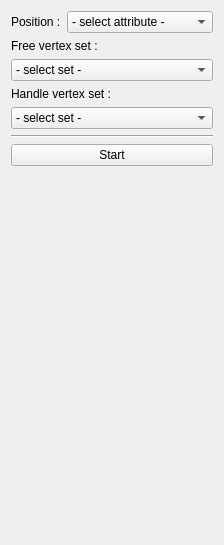
First picture: the form in schnapps/plugins/surface_deformation/surface_deformation.ui, repository cgogn/SCHNApps, before the edit.
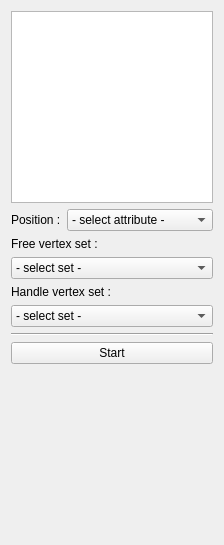
Second picture: the form after the edit.

Commit message: surface deformation

Patch:
```diff
--- a/schnapps/plugins/surface_deformation/surface_deformation.ui
+++ b/schnapps/plugins/surface_deformation/surface_deformation.ui
@@ -14,7 +14,7 @@
    <string>Form</string>
   </property>
   <layout class="QGridLayout" name="gridLayout">
-   <item row="0" column="1">
+   <item row="1" column="1">
     <widget class="QComboBox" name="combo_positionAttribute">
      <property name="sizePolicy">
       <sizepolicy hsizetype="Expanding" vsizetype="Fixed">
@@ -29,44 +29,7 @@
      </item>
     </widget>
    </item>
-   <item row="0" column="0">
-    <widget class="QLabel" name="label_2">
-     <property name="text">
-      <string>Position :</string>
-     </property>
-    </widget>
-   </item>
-   <item row="5" column="0" colspan="2">
-    <widget class="QLabel" name="label">
-     <property name="text">
-      <string>Handle vertex set :</string>
-     </property>
-    </widget>
-   </item>
-   <item row="12" column="0" colspan="2">
-    <widget class="Line" name="line">
-     <property name="orientation">
-      <enum>Qt::Horizontal</enum>
-     </property>
-    </widget>
-   </item>
-   <item row="7" column="0" colspan="2">
-    <widget class="QComboBox" name="combo_handleVertexSet">
-     <item>
-      <property name="text">
-       <string>- select set -</string>
-      </property>
-     </item>
-    </widget>
-   </item>
-   <item row="13" column="0" colspan="2">
-    <widget class="QPushButton" name="button_startStop">
-     <property name="text">
-      <string>Start</string>
-     </property>
-    </widget>
-   </item>
-   <item row="14" column="0" colspan="2">
+   <item row="15" column="0" colspan="2">
     <spacer name="verticalSpacer">
      <property name="orientation">
       <enum>Qt::Vertical</enum>
@@ -79,14 +42,37 @@
      </property>
     </spacer>
    </item>
-   <item row="3" column="0" colspan="2">
+   <item row="8" column="0" colspan="2">
+    <widget class="QComboBox" name="combo_handleVertexSet">
+     <item>
+      <property name="text">
+       <string>- select set -</string>
+      </property>
+     </item>
+    </widget>
+   </item>
+   <item row="13" column="0" colspan="2">
+    <widget class="Line" name="line">
+     <property name="orientation">
+      <enum>Qt::Horizontal</enum>
+     </property>
+    </widget>
+   </item>
+   <item row="1" column="0">
+    <widget class="QLabel" name="label_2">
+     <property name="text">
+      <string>Position :</string>
+     </property>
+    </widget>
+   </item>
+   <item row="4" column="0" colspan="2">
     <widget class="QLabel" name="label_3">
      <property name="text">
       <string>Free vertex set :</string>
      </property>
     </widget>
    </item>
-   <item row="4" column="0" colspan="2">
+   <item row="5" column="0" colspan="2">
     <widget class="QComboBox" name="combo_freeVertexSet">
      <item>
       <property name="text">
@@ -95,6 +81,23 @@
      </item>
     </widget>
    </item>
+   <item row="14" column="0" colspan="2">
+    <widget class="QPushButton" name="button_startStop">
+     <property name="text">
+      <string>Start</string>
+     </property>
+    </widget>
+   </item>
+   <item row="6" column="0" colspan="2">
+    <widget class="QLabel" name="label">
+     <property name="text">
+      <string>Handle vertex set :</string>
+     </property>
+    </widget>
+   </item>
+   <item row="0" column="0" colspan="2">
+    <widget class="QListWidget" name="list_maps"/>
+   </item>
   </layout>
  </widget>
  <tabstops>
```
The commit also changes 13 other files.
